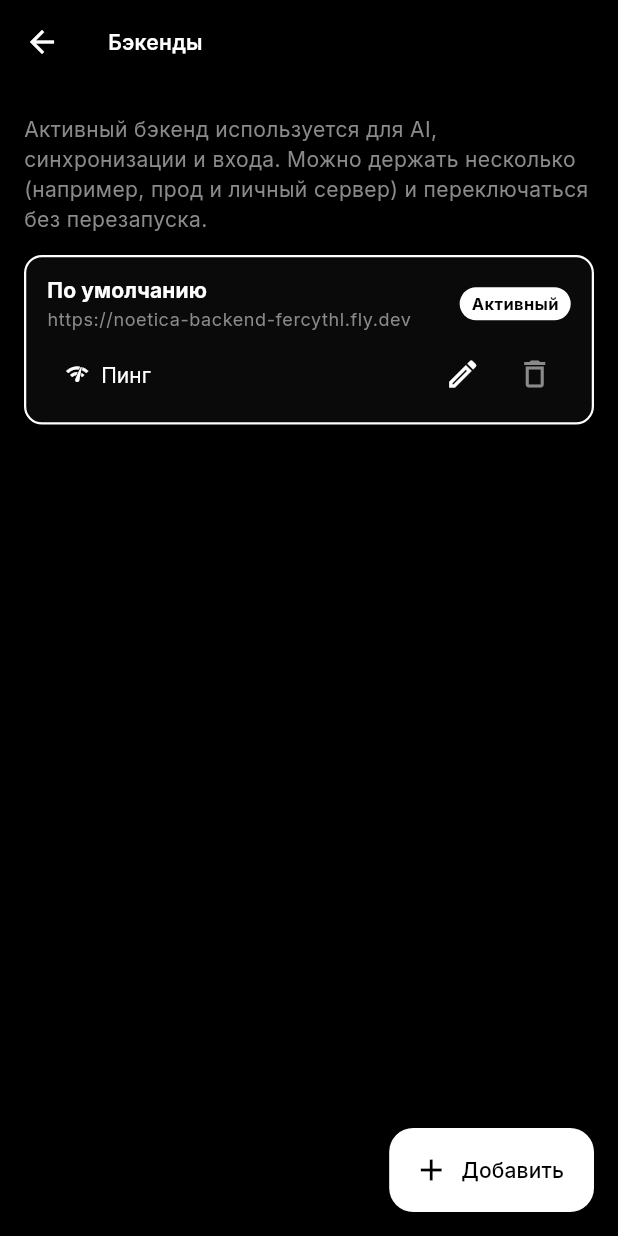
After one commit to gamegroyvi/noetica, a Flutter app: the BackendsScreen screen opened directly, on a phone screen of 412 x 824 dp. The commit adds this screen. Run offline on Flutter 3.47's test engine with Material 3 defaults, Android fonts, the phone set to English and light mode, and no system bars; our stand-ins replace audioplayers, flutter_local_notifications, flutter_riverpod, flutter_secure_storage, flutter_timezone, google_fonts and 7 more; missing offline and left inert: local_notifier, tray_manager, window_manager; accounts and stored records are empty.

Commit message:
feat(settings): backends management screen
New 'Бэкенды' section in Settings opens a dedicated CRUD screen:
add / edit / remove URL, mark one active, and ping any row's
/healthz to verify connectivity before switching.

```diff
--- /dev/null
+++ b/lib/features/settings/backends_screen.dart
@@ -0,0 +1,440 @@
+import 'dart:async';
+
+import 'package:flutter/material.dart';
+import 'package:flutter_riverpod/flutter_riverpod.dart';
+import 'package:http/http.dart' as http;
+
+import '../../providers.dart';
+import '../../services/backend_urls_service.dart';
+import '../../theme/app_theme.dart';
+
+/// CRUD screen for the user-managed list of backend deployments.
+///
+/// Users may run the same Noetica backend on several Fly apps / private
+/// servers (for redundancy or to develop against a localhost copy
+/// without losing the production one). This screen lets them register
+/// every deployment, mark one as active, and verify connectivity per
+/// row before switching.
+class BackendsScreen extends ConsumerWidget {
+  const BackendsScreen({super.key});
+
+  @override
+  Widget build(BuildContext context, WidgetRef ref) {
+    final palette = context.palette;
+    final stateAsync = ref.watch(backendUrlsStateProvider);
+    return Scaffold(
+      appBar: AppBar(
+        title: const Text('Бэкенды'),
+      ),
+      floatingActionButton: FloatingActionButton.extended(
+        icon: const Icon(Icons.add),
+        label: const Text('Добавить'),
+        onPressed: () => _editBackend(context, ref, existing: null),
+      ),
+      body: stateAsync.when(
+        loading: () => const Center(child: CircularProgressIndicator()),
+        error: (e, _) => Center(child: Text('Ошибка: $e')),
+        data: (state) => ListView(
+          padding: const EdgeInsets.fromLTRB(0, 8, 0, 96),
+          children: [
+            Padding(
+              padding: const EdgeInsets.fromLTRB(16, 12, 16, 8),
+              child: Text(
+                'Активный бэкенд используется для AI, синхронизации и '
+                'входа. Можно держать несколько (например, прод и личный '
+                'сервер) и переключаться без перезапуска.',
+                style: TextStyle(color: palette.muted, height: 1.4),
+              ),
+            ),
+            for (final ep in state.endpoints)
+              _BackendRow(
+                endpoint: ep,
+                isActive: ep.id == state.activeId,
+                canDelete: state.endpoints.length > 1,
+                onMakeActive: () async {
+                  await ref
+                      .read(backendUrlsServiceProvider)
+                      .setActive(ep.id);
+                },
+                onEdit: () =>
+                    _editBackend(context, ref, existing: ep),
+                onDelete: () async {
+                  final ok = await _confirmDelete(context, ep);
+                  if (!ok) return;
+                  try {
+                    await ref
+                        .read(backendUrlsServiceProvider)
+                        .remove(ep.id);
+                  } catch (e) {
+                    if (!context.mounted) return;
+                    ScaffoldMessenger.of(context).showSnackBar(
+                      SnackBar(content: Text(e.toString())),
+                    );
+                  }
+                },
+              ),
+          ],
+        ),
+      ),
+    );
+  }
+
+  Future<bool> _confirmDelete(BuildContext context, BackendEndpoint ep) async {
+    final ok = await showDialog<bool>(
+      context: context,
+      builder: (ctx) => AlertDialog(
+        title: const Text('Удалить бэкенд?'),
+        content: Text('${ep.name}\n${ep.url}'),
+        actions: [
+          TextButton(
+            onPressed: () => Navigator.of(ctx).pop(false),
+            child: const Text('Отмена'),
+          ),
+          FilledButton(
+            onPressed: () => Navigator.of(ctx).pop(true),
+            style: FilledButton.styleFrom(backgroundColor: Colors.red),
+            child: const Text('Удалить'),
+          ),
+        ],
+      ),
+    );
+    return ok == true;
+  }
+
+  Future<void> _editBackend(
+    BuildContext context,
+    WidgetRef ref, {
+    required BackendEndpoint? existing,
+  }) async {
+    final result = await showDialog<_BackendDialogResult>(
+      context: context,
+      builder: (ctx) => _BackendEditDialog(existing: existing),
+    );
+    if (result == null) return;
+    final svc = ref.read(backendUrlsServiceProvider);
+    try {
+      if (existing == null) {
+        await svc.add(
+          name: result.name,
+          url: result.url,
+          makeActive: result.makeActive,
+        );
+      } else {
+        await svc.update(existing.id, name: result.name, url: result.url);
+        if (result.makeActive) {
+          await svc.setActive(existing.id);
+        }
+      }
+    } catch (e) {
+      if (!context.mounted) return;
+      ScaffoldMessenger.of(context).showSnackBar(
+        SnackBar(content: Text('Не удалось сохранить: $e')),
+      );
+    }
+  }
+}
+
+class _BackendRow extends StatefulWidget {
+  const _BackendRow({
+    required this.endpoint,
+    required this.isActive,
+    required this.canDelete,
+    required this.onMakeActive,
+    required this.onEdit,
+    required this.onDelete,
+  });
+
+  final BackendEndpoint endpoint;
+  final bool isActive;
+  final bool canDelete;
+  final VoidCallback onMakeActive;
+  final VoidCallback onEdit;
+  final VoidCallback onDelete;
+
+  @override
+  State<_BackendRow> createState() => _BackendRowState();
+}
+
+class _BackendRowState extends State<_BackendRow> {
+  // null = idle, true = pinged ok, false = failed.
+  bool? _pingOk;
+  String? _pingError;
+  bool _pinging = false;
+
+  Future<void> _ping() async {
+    setState(() {
+      _pinging = true;
+      _pingOk = null;
+      _pingError = null;
+    });
+    try {
+      final url = '${widget.endpoint.url}/healthz';
+      final response = await http
+          .get(Uri.parse(url))
+          .timeout(const Duration(seconds: 8));
+      if (!mounted) return;
+      final ok = response.statusCode == 200;
+      setState(() {
+        _pingOk = ok;
+        _pingError = ok ? null : 'HTTP ${response.statusCode}';
+      });
+    } catch (e) {
+      if (!mounted) return;
+      setState(() {
+        _pingOk = false;
+        _pingError = e.toString();
+      });
+    } finally {
+      if (mounted) setState(() => _pinging = false);
+    }
+  }
+
+  @override
+  Widget build(BuildContext context) {
+    final palette = context.palette;
+    final theme = Theme.of(context);
+    return Container(
+      margin: const EdgeInsets.fromLTRB(16, 6, 16, 6),
+      decoration: BoxDecoration(
+        color: palette.surface,
+        borderRadius: BorderRadius.circular(12),
+        border: Border.all(
+          color: widget.isActive ? palette.fg : palette.line,
+          width: widget.isActive ? 1.5 : 1,
+        ),
+      ),
+      padding: const EdgeInsets.fromLTRB(14, 12, 14, 8),
+      child: Column(
+        crossAxisAlignment: CrossAxisAlignment.start,
+        children: [
+          Row(
+            children: [
+              Expanded(
+                child: Column(
+                  crossAxisAlignment: CrossAxisAlignment.start,
+                  children: [
+                    Text(widget.endpoint.name,
+                        style: theme.textTheme.titleSmall?.copyWith(
+                          fontWeight: FontWeight.w700,
+                        )),
+                    const SizedBox(height: 2),
+                    Text(widget.endpoint.url,
+                        style: theme.textTheme.bodySmall
+                            ?.copyWith(color: palette.muted)),
+                  ],
+                ),
+              ),
+              if (widget.isActive)
+                Container(
+                  padding:
+                      const EdgeInsets.symmetric(horizontal: 8, vertical: 3),
+                  decoration: BoxDecoration(
+                    color: palette.fg,
+                    borderRadius: BorderRadius.circular(999),
+                  ),
+                  child: Text(
+                    'Активный',
+                    style: TextStyle(
+                      color: palette.bg,
+                      fontSize: 11,
+                      fontWeight: FontWeight.w700,
+                    ),
+                  ),
+                ),
+            ],
+          ),
+          if (_pingOk != null || _pinging)
+            Padding(
+              padding: const EdgeInsets.only(top: 6),
+              child: Row(
+                children: [
+                  Icon(
+                    _pinging
+                        ? Icons.cloud_sync_outlined
+                        : (_pingOk == true
+                            ? Icons.check_circle_outline
+                            : Icons.error_outline),
+                    size: 14,
+                    color: _pingOk == false ? Colors.red : palette.fg,
+                  ),
+                  const SizedBox(width: 6),
+                  Expanded(
+                    child: Text(
+                      _pinging
+                          ? 'Пингую…'
+                          : _pingOk == true
+                              ? 'Бэкенд отвечает'
+                              : 'Не отвечает: ${_pingError ?? '?'}',
+                      style: TextStyle(
+                        fontSize: 12,
+                        color: _pingOk == false ? Colors.red : palette.muted,
+                      ),
+                    ),
+                  ),
+                ],
+              ),
+            ),
+          const SizedBox(height: 4),
+          Row(
+            children: [
+              TextButton.icon(
+                icon: const Icon(Icons.network_check, size: 16),
+                label: const Text('Пинг'),
+                onPressed: _pinging ? null : _ping,
+              ),
+              if (!widget.isActive)
+                TextButton.icon(
+                  icon: const Icon(Icons.check_circle_outline, size: 16),
+                  label: const Text('Сделать активным'),
+                  onPressed: widget.onMakeActive,
+                ),
+              const Spacer(),
+              IconButton(
+                icon: const Icon(Icons.edit_outlined),
+                tooltip: 'Изменить',
+                onPressed: widget.onEdit,
+              ),
+              IconButton(
+                icon: Icon(
+                  Icons.delete_outline,
+                  color: widget.canDelete ? null : palette.muted,
+                ),
+                tooltip: widget.canDelete
+                    ? 'Удалить'
+                    : 'Должен остаться хотя бы один бэкенд',
+                onPressed: widget.canDelete ? widget.onDelete : null,
+              ),
+            ],
+          ),
+        ],
+      ),
+    );
+  }
+}
+
+class _BackendDialogResult {
+  const _BackendDialogResult({
+    required this.name,
+    required this.url,
+    required this.makeActive,
+  });
+  final String name;
+  final String url;
+  final bool makeActive;
+}
+
+class _BackendEditDialog extends StatefulWidget {
+  const _BackendEditDialog({required this.existing});
+  final BackendEndpoint? existing;
+
+  @override
+  State<_BackendEditDialog> createState() => _BackendEditDialogState();
+}
+
+class _BackendEditDialogState extends State<_BackendEditDialog> {
+  late final TextEditingController _name;
+  late final TextEditingController _url;
+  bool _makeActive = true;
+  String? _validationError;
+
+  @override
+  void initState() {
+    super.initState();
+    _name = TextEditingController(text: widget.existing?.name ?? '');
+    _url = TextEditingController(text: widget.existing?.url ?? 'https://');
+    // For new entries we default to making them active so the user
+    // doesn't have to do a second tap; for editing we leave it off so
+    // pure rename / URL fix doesn't surprise-switch the active one.
+    _makeActive = widget.existing == null;
+  }
+
+  @override
+  void dispose() {
+    _name.dispose();
+    _url.dispose();
+    super.dispose();
+  }
+
+  bool _isValidUrl(String raw) {
+    final v = raw.trim();
+    if (v.isEmpty) return false;
+    final uri = Uri.tryParse(v);
+    if (uri == null) return false;
+    if (!uri.hasScheme) return false;
+    if (uri.scheme != 'http' && uri.scheme != 'https') return false;
+    if (uri.host.isEmpty) return false;
+    return true;
+  }
+
+  void _submit() {
+    final url = _url.text.trim();
+    if (!_isValidUrl(url)) {
+      setState(() {
+        _validationError = 'Введите валидный URL начинающийся с http(s)://';
+      });
+      return;
+    }
+    Navigator.of(context).pop(_BackendDialogResult(
+      name: _name.text.trim(),
+      url: url,
+      makeActive: _makeActive,
+    ));
+  }
+
+  @override
+  Widget build(BuildContext context) {
+    return AlertDialog(
+      title: Text(widget.existing == null ? 'Новый бэкенд' : 'Изменить бэкенд'),
+      content: Column(
+        mainAxisSize: MainAxisSize.min,
+        crossAxisAlignment: CrossAxisAlignment.stretch,
+        children: [
+          TextField(
+            controller: _name,
+            decoration: const InputDecoration(
+              labelText: 'Имя',
+              hintText: 'Прод · Локалка · Запасной',
+            ),
+          ),
+          const SizedBox(height: 12),
+          TextField(
+            controller: _url,
+            decoration: const InputDecoration(
+              labelText: 'URL',
+              hintText: 'https://noetica-backend.example.com',
+            ),
+            keyboardType: TextInputType.url,
+            autocorrect: false,
+            onChanged: (_) {
+              if (_validationError != null) {
+                setState(() => _validationError = null);
+              }
+            },
+          ),
+          const SizedBox(height: 8),
+          if (_validationError != null)
+            Text(_validationError!,
+                style: const TextStyle(color: Colors.red, fontSize: 12)),
+          const SizedBox(height: 8),
+          CheckboxListTile(
+            value: _makeActive,
+            onChanged: (v) => setState(() => _makeActive = v ?? false),
+            title: const Text('Сделать активным'),
+            controlAffinity: ListTileControlAffinity.leading,
+            contentPadding: EdgeInsets.zero,
+          ),
+        ],
+      ),
+      actions: [
+        TextButton(
+          onPressed: () => Navigator.of(context).pop(),
+          child: const Text('Отмена'),
+        ),
+        FilledButton(
+          onPressed: _submit,
+          child: Text(widget.existing == null ? 'Добавить' : 'Сохранить'),
+        ),
+      ],
+    );
+  }
+}
```
Also changed, not shown: lib/features/settings/settings_screen.dart (+51 -0 lines).
